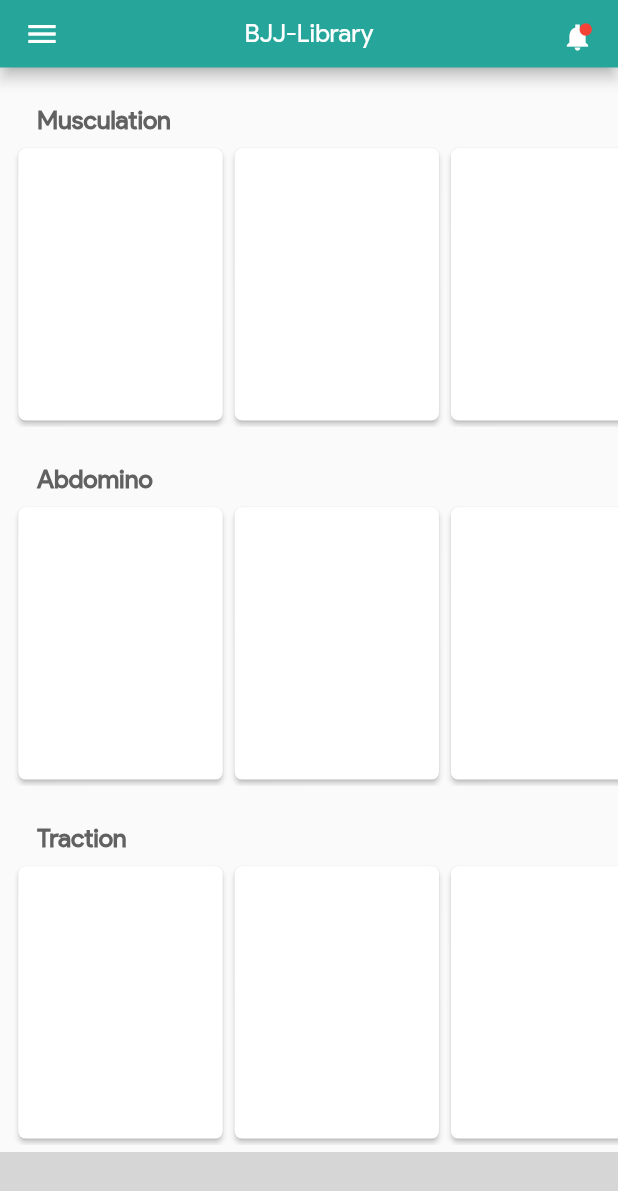
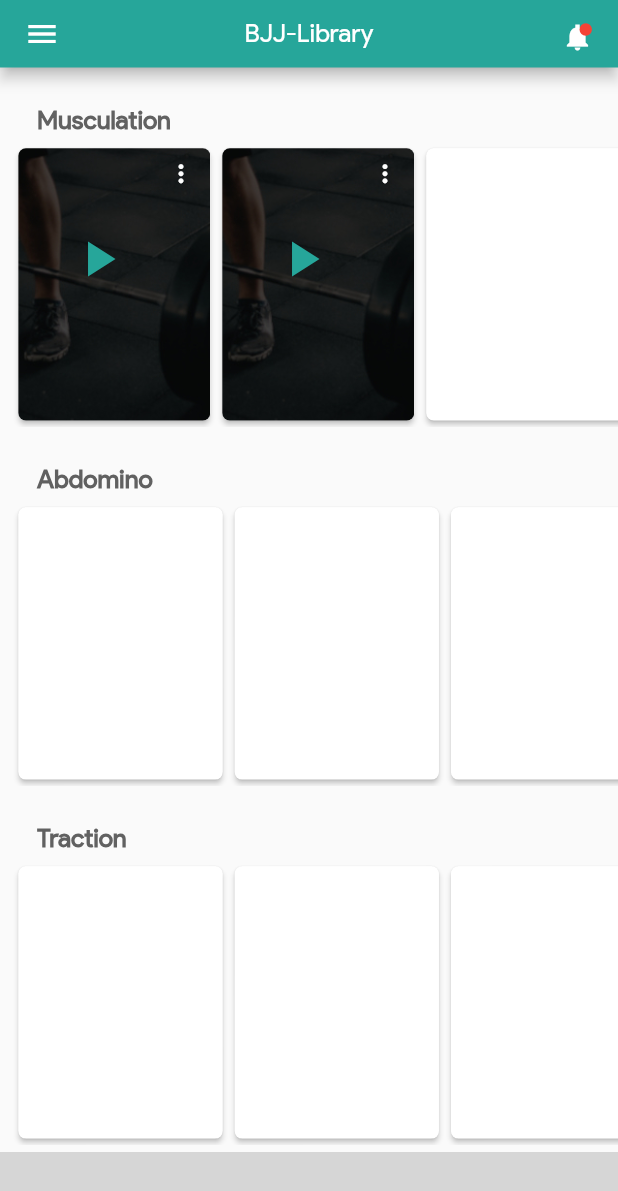
Before and after one commit to iTeam-S/Level-UP-BJJ, a Flutter app: the HomeScreen screen opened directly, on a phone screen of 412 x 824 dp. Shown: the top 1191 px of the screen. Run offline on Flutter 3.47's test engine with Material 2 defaults, Android fonts, the phone set to English and light mode, and no system bars; our stand-ins replace get, rounded_loading_button, shimmer; missing offline and left inert: bottom_bar_with_sheet; grey boxes are pictures that could not be loaded.

Commit message:
Play icon and mort_vert placed (no menu on it)

```diff
--- a/lib/home.dart
+++ b/lib/home.dart
@@ -170,21 +170,83 @@ class _HomeScreenState extends State<HomeScreen>{
                           scrollDirection: Axis.horizontal,
                           child: Row(
                             children: [
+                              Stack(
+                                children:[
                                   Container(
                                     height: MediaQuery.of(context).size.height*0.23,
-                                width: MediaQuery.of(context).size.width*0.35,
+                                    width: MediaQuery.of(context).size.width*0.33,
                                     child: Card(
                                       elevation: 1.5,
                                       shape: RoundedRectangleBorder(borderRadius: BorderRadius.circular(5)),
+                                      child: ClipRRect(
+                                        borderRadius: BorderRadius.circular(5),
+                                        child:Image.asset('assets/images/cover.jpg', fit: BoxFit.cover),
+                                      )
                                     ),
                                   ),
                                   Container(
+                                    margin: EdgeInsets.symmetric(
+                                      horizontal:MediaQuery.of(context).size.width*0.09,
+                                      vertical:MediaQuery.of(context).size.height*0.07
+                                    ),
+                                    child: Icon(
+                                      Icons.play_arrow_sharp,
+                                      color: Colors.teal[400],
+                                      size: 40,
+                                    )
+                                  ),
+                                  Container(
+                                    margin: EdgeInsets.only(
+                                      // horizontal:MediaQuery.of(context).size.width*0.25,
+                                      top: MediaQuery.of(context).size.height*0.014,
+                                      left: MediaQuery.of(context).size.width*0.25
+                                    ),
+                                    child: Icon(
+                                      Icons.more_vert_sharp,
+                                      color: Colors.white,
+                                      size: 19,
+                                    )
+                                  )
+                                ]
+                              ),
+                              Stack(
+                                children:[
+                                  Container(
                                     height: MediaQuery.of(context).size.height*0.23,
-                                width: MediaQuery.of(context).size.width*0.35,
+                                    width: MediaQuery.of(context).size.width*0.33,
                                     child: Card(
                                       elevation: 1.5,
                                       shape: RoundedRectangleBorder(borderRadius: BorderRadius.circular(5)),
+                                      child: ClipRRect(
+                                        borderRadius: BorderRadius.circular(5),
+                                        child:Image.asset('assets/images/cover.jpg', fit: BoxFit.cover),
+                                      )
                                     ),
+                                  ),
+                                  Container(
+                                    margin: EdgeInsets.symmetric(
+                                      horizontal:MediaQuery.of(context).size.width*0.09,
+                                      vertical:MediaQuery.of(context).size.height*0.07
+                                    ),
+                                    child: Icon(
+                                      Icons.play_arrow_sharp,
+                                      color: Colors.teal[400],
+                                      size: 40,
+                                    )
+                                  ),
+                                  Container(
+                                    margin: EdgeInsets.only(
+                                      // horizontal:MediaQuery.of(context).size.width*0.25,
+                                      top: MediaQuery.of(context).size.height*0.014,
+                                      left: MediaQuery.of(context).size.width*0.25
+                                    ),
+                                    child: Icon(
+                                      Icons.more_vert_sharp,
+                                      color: Colors.white,
+                                      size: 19,
+                                    )
+                                  )
+                                ]
                               ),
                               Container(
                                 height: MediaQuery.of(context).size.height*0.23,
```
Lines whose indentation alone changed are shown as unchanged.
